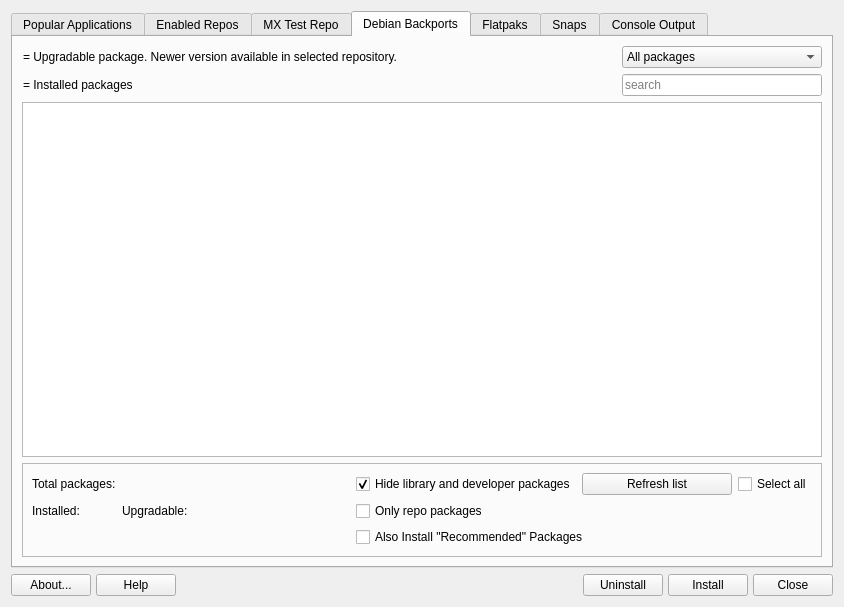
Qt form mx-packageinstaller/src/mainwindow.ui (q4os/mxtools-for-debian) before a commit.
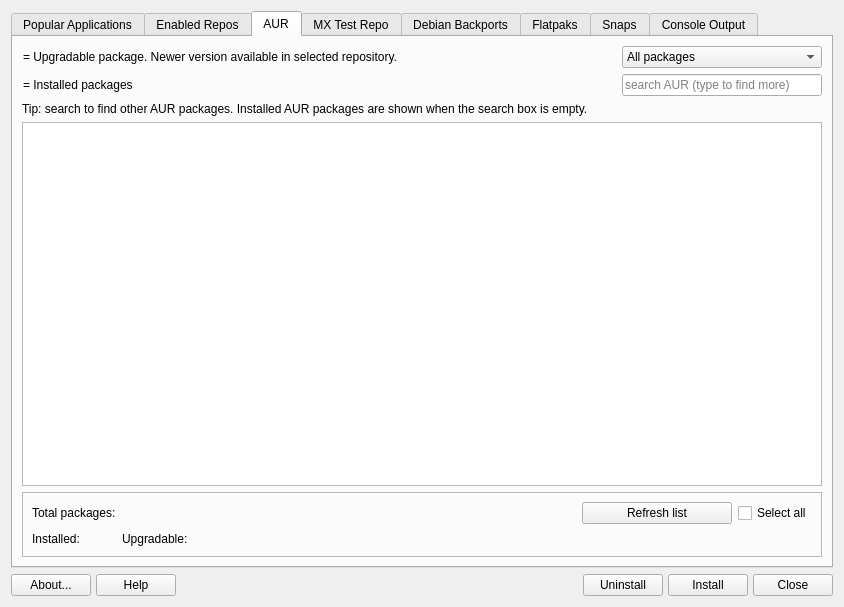
The same form after that commit. The open tabs and pages were chosen to show the change. Icons and pictures are not drawn.

What changed in the file:
```diff
--- a/mx-packageinstaller/src/mainwindow.ui
+++ b/mx-packageinstaller/src/mainwindow.ui
@@ -489,6 +489,290 @@
        </item>
       </layout>
      </widget>
+     <widget class="QWidget" name="tabAUR">
+      <property name="sizePolicy">
+       <sizepolicy hsizetype="Preferred" vsizetype="Expanding">
+        <horstretch>0</horstretch>
+        <verstretch>0</verstretch>
+       </sizepolicy>
+      </property>
+      <attribute name="title">
+       <string>AUR</string>
+      </attribute>
+      <layout class="QGridLayout" name="gridLayoutAUR">
+       <item row="4" column="0" colspan="5">
+        <widget class="QFrame" name="frameAUR">
+         <property name="frameShape">
+          <enum>QFrame::Shape::StyledPanel</enum>
+         </property>
+         <property name="frameShadow">
+          <enum>QFrame::Shadow::Raised</enum>
+         </property>
+         <layout class="QHBoxLayout" name="horizontalLayoutAUR">
+          <item>
+           <layout class="QGridLayout" name="gridLayoutAURStats">
+            <item row="0" column="0" colspan="3">
+             <widget class="QLabel" name="labelTotalAppsAUR">
+              <property name="text">
+               <string>Total packages:</string>
+              </property>
+             </widget>
+            </item>
+            <item row="1" column="0">
+             <widget class="QLabel" name="labelInstalledAUR">
+              <property name="text">
+               <string>Installed:</string>
+              </property>
+             </widget>
+            </item>
+            <item row="1" column="2">
+             <spacer name="horizontalSpacerAUR1">
+              <property name="orientation">
+               <enum>Qt::Orientation::Horizontal</enum>
+              </property>
+              <property name="sizeType">
+               <enum>QSizePolicy::Policy::Preferred</enum>
+              </property>
+              <property name="sizeHint" stdset="0">
+               <size>
+                <width>17</width>
+                <height>17</height>
+               </size>
+              </property>
+             </spacer>
+            </item>
+            <item row="1" column="5">
+             <widget class="QLabel" name="labelNumUpgrAUR">
+              <property name="text">
+               <string />
+              </property>
+             </widget>
+            </item>
+            <item row="1" column="3" colspan="2">
+             <widget class="QLabel" name="labelUpgradableAUR">
+              <property name="text">
+               <string>Upgradable:</string>
+              </property>
+             </widget>
+            </item>
+            <item row="1" column="1">
+             <widget class="QLabel" name="labelNumInstAUR">
+              <property name="text">
+               <string />
+              </property>
+             </widget>
+            </item>
+            <item row="0" column="3">
+             <widget class="QLabel" name="labelNumAppsAUR">
+              <property name="text">
+               <string />
+              </property>
+             </widget>
+            </item>
+            <item row="1" column="6">
+             <spacer name="horizontalSpacerAUR2">
+              <property name="orientation">
+               <enum>Qt::Orientation::Horizontal</enum>
+              </property>
+              <property name="sizeHint" stdset="0">
+               <size>
+                <width>37</width>
+                <height>17</height>
+               </size>
+              </property>
+             </spacer>
+            </item>
+            <item row="0" column="8">
+             <widget class="QPushButton" name="pushForceUpdateAUR">
+              <property name="minimumSize">
+               <size>
+                <width>150</width>
+                <height>0</height>
+               </size>
+              </property>
+              <property name="maximumSize">
+               <size>
+                <width>200</width>
+                <height>16777215</height>
+               </size>
+              </property>
+              <property name="text">
+               <string>Refresh list</string>
+              </property>
+              <property name="icon">
+               <iconset theme="reload" />
+              </property>
+              <property name="autoDefault">
+               <bool>false</bool>
+              </property>
+             </widget>
+            </item>
+            <item row="0" column="9">
+             <widget class="QCheckBox" name="checkSelectAllAUR">
+              <property name="text">
+               <string>Select all</string>
+              </property>
+              <property name="visible">
+               <bool>false</bool>
+              </property>
+             </widget>
+            </item>
+            <item row="0" column="4" colspan="3">
+             <spacer name="horizontalSpacerAUR3">
+              <property name="orientation">
+               <enum>Qt::Orientation::Horizontal</enum>
+              </property>
+              <property name="sizeType">
+               <enum>QSizePolicy::Policy::Preferred</enum>
+              </property>
+              <property name="sizeHint" stdset="0">
+               <size>
+                <width>17</width>
+                <height>17</height>
+               </size>
+              </property>
+             </spacer>
+            </item>
+           </layout>
+          </item>
+         </layout>
+        </widget>
+       </item>
+       <item row="1" column="4">
+        <widget class="QLineEdit" name="searchBoxAUR">
+         <property name="minimumSize">
+          <size>
+           <width>150</width>
+           <height>0</height>
+          </size>
+         </property>
+         <property name="maximumSize">
+          <size>
+           <width>200</width>
+           <height>16777215</height>
+          </size>
+         </property>
+         <property name="placeholderText">
+          <string>search AUR (type to find more)</string>
+         </property>
+         <property name="clearButtonEnabled">
+          <bool>true</bool>
+         </property>
+        </widget>
+       </item>
+       <item row="1" column="0" colspan="4">
+        <widget class="QPushButton" name="iconInstalledPackagesAUR">
+         <property name="styleSheet">
+          <string notr="true">text-align: left</string>
+         </property>
+         <property name="text">
+          <string>= Installed packages</string>
+         </property>
+         <property name="icon">
+          <iconset theme="package-installed-updated" />
+         </property>
+         <property name="autoDefault">
+          <bool>false</bool>
+         </property>
+         <property name="flat">
+          <bool>true</bool>
+         </property>
+        </widget>
+       </item>
+       <item row="0" column="0" colspan="4">
+        <widget class="QPushButton" name="iconUpgradableAUR">
+         <property name="enabled">
+          <bool>true</bool>
+         </property>
+         <property name="sizePolicy">
+          <sizepolicy hsizetype="Preferred" vsizetype="Preferred">
+           <horstretch>0</horstretch>
+           <verstretch>0</verstretch>
+          </sizepolicy>
+         </property>
+         <property name="styleSheet">
+          <string notr="true">text-align: left</string>
+         </property>
+         <property name="text">
+          <string>= Upgradable package. Newer version available in selected repository.</string>
+         </property>
+         <property name="icon">
+          <iconset theme="package-installed-outdated" />
+         </property>
+         <property name="autoDefault">
+          <bool>false</bool>
+         </property>
+         <property name="flat">
+          <bool>true</bool>
+         </property>
+        </widget>
+       </item>
+       <item row="0" column="4">
+        <widget class="QComboBox" name="comboFilterAUR">
+         <property name="enabled">
+          <bool>true</bool>
+         </property>
+         <property name="minimumSize">
+          <size>
+           <width>150</width>
+           <height>0</height>
+          </size>
+         </property>
+         <property name="maximumSize">
+          <size>
+           <width>200</width>
+           <height>16777215</height>
+          </size>
+         </property>
+         <property name="toolTip">
+          <string>&lt;html&gt;&lt;head/&gt;&lt;body&gt;&lt;p&gt;Filter packages according to their status.&lt;/p&gt;&lt;/body&gt;&lt;/html&gt;</string>
+         </property>
+         <property name="currentText">
+          <string>All packages</string>
+         </property>
+         <item>
+          <property name="text">
+           <string>All packages</string>
+          </property>
+         </item>
+         <item>
+          <property name="text">
+           <string>Installed</string>
+          </property>
+         </item>
+         <item>
+          <property name="text">
+           <string>Upgradable</string>
+          </property>
+         </item>
+         <item>
+          <property name="text">
+           <string>Not installed</string>
+          </property>
+         </item>
+         <item>
+          <property name="text">
+           <string>Autoremovable</string>
+          </property>
+         </item>
+        </widget>
+       </item>
+       <item row="2" column="0" colspan="5">
+        <widget class="QLabel" name="labelAurHint">
+         <property name="text">
+          <string>Tip: search to find other AUR packages. Installed AUR packages are shown when the search box is empty.</string>
+         </property>
+        </widget>
+       </item>
+       <item row="3" column="0" colspan="5">
+        <widget class="QTreeView" name="treeAUR">
+         <property name="sortingEnabled">
+          <bool>true</bool>
+         </property>
+        </widget>
+       </item>
+      </layout>
+     </widget>
      <widget class="QWidget" name="tabMXtest">
       <property name="sizePolicy">
        <sizepolicy hsizetype="Preferred" vsizetype="Expanding">
```
